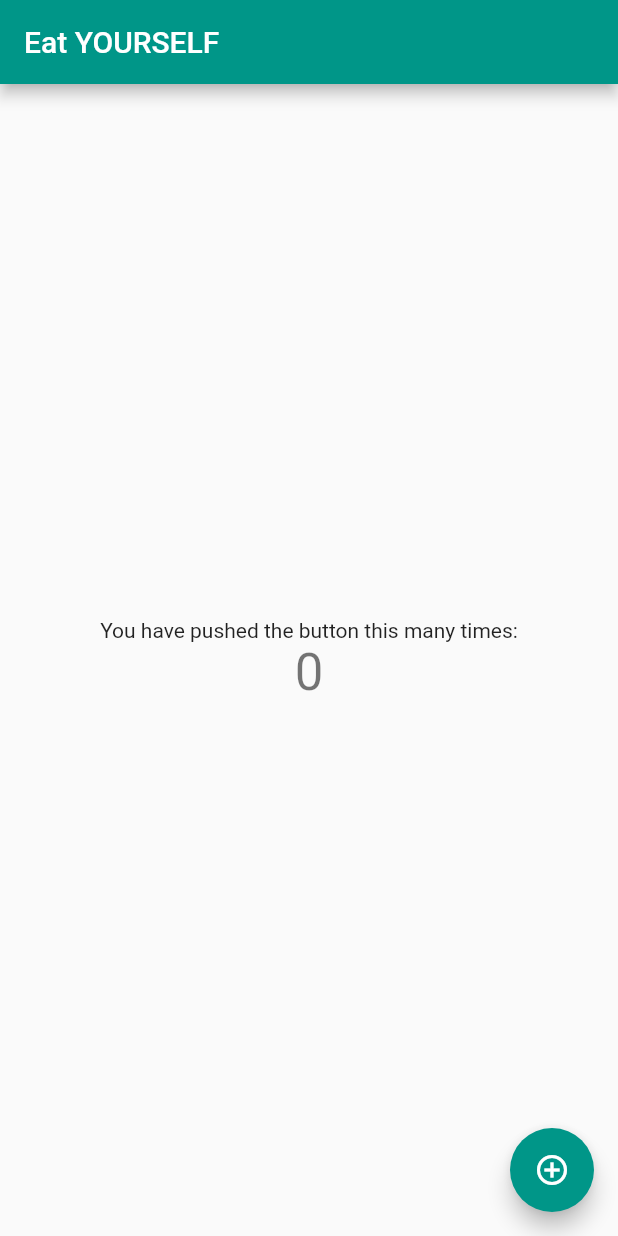
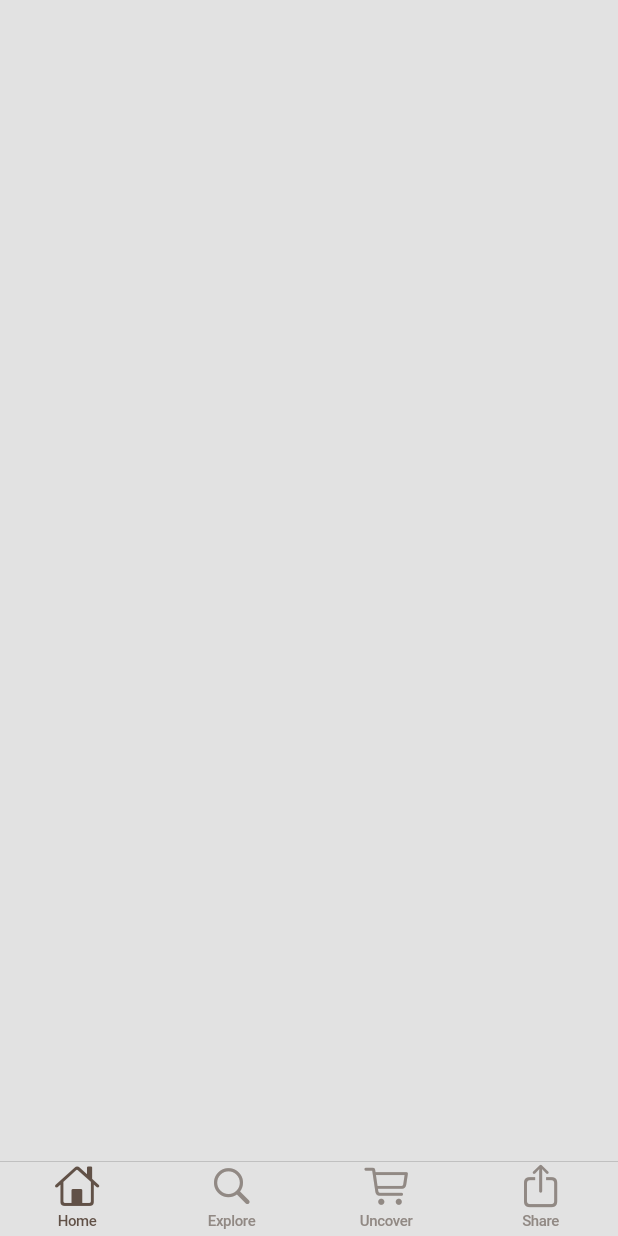
Before and after one commit to cyrsis/eatyourself, a Flutter app: the screen it shows after launch, on a phone screen of 412 x 824 dp. Run offline on Flutter 3.47's test engine with Material 2 defaults, Android fonts, the phone set to English and light mode, and no system bars; our stand-ins replace cloud_firestore; missing offline and left inert: flutter_webview_plugin; accounts and stored records are empty.

Commit message:
Working stage

```diff
--- a/lib/AppStyle/AppStyle.dart
+++ b/lib/AppStyle/AppStyle.dart
@@ -4,6 +4,7 @@ class AppStyle {
   static final String  = "";
 
   static get AppTheme => new ThemeData(
-    primarySwatch: Colors.teal,
+    backgroundColor: Colors.white,
+    primarySwatch: Colors.green,
   );
 }
--- /dev/null
+++ b/lib/Screens/HomeScreen.dart
@@ -0,0 +1,16 @@
+import 'package:flutter/material.dart';
+
+class HomeScreen extends StatelessWidget {
+  var statusBarHeight;
+
+  static var routeName ='\homescreen';
+
+
+  HomeScreen(this.statusBarHeight);
+
+
+  @override
+  Widget build(BuildContext context) {
+    return new Container();
+  }
+}
--- /dev/null
+++ b/lib/Screens/TabScreen.dart
@@ -0,0 +1,97 @@
+import 'dart:async';
+
+import 'package:eatyourself/Screens/HomeScreen.dart';
+import 'package:flutter/cupertino.dart';
+import 'package:flutter/material.dart';
+import 'package:flutter_webview_plugin/flutter_webview_plugin.dart';
+
+class TabScreen extends StatefulWidget {
+  @override
+  _TabScreenState createState() => new _TabScreenState();
+}
+
+class _TabScreenState extends State<TabScreen> {
+
+
+  @override
+  Widget build(BuildContext context) {
+    final double statusBarHeight = MediaQuery
+        .of(context)
+    .padding.top;
+    print(statusBarHeight);
+    return new WillPopScope(
+        // Prevent swipe popping of this page. Use explicit exit buttons on
+        // ly.
+        onWillPop: () => new Future<bool>.value(true),
+        child: new CupertinoTabScaffold(
+
+          tabBar: new CupertinoTabBar(
+            backgroundColor: Colors.transparent,
+            activeColor: const Color(0xFF615147),
+            inactiveColor: const Color(0xFF918984),
+            items: const <BottomNavigationBarItem>[
+              const BottomNavigationBarItem(
+                icon: const Icon(CupertinoIcons.home),
+                title: const Text('Home'),
+              ),
+              const BottomNavigationBarItem(
+                icon: const Icon(CupertinoIcons.search),
+                title: const Text('Explore'),
+              ),
+              const BottomNavigationBarItem(
+                icon: const Icon(CupertinoIcons.shopping_cart),
+                title: const Text('Uncover'),
+              ),
+              const BottomNavigationBarItem(
+                icon: const Icon(CupertinoIcons.share),
+                title: const Text('Share'),
+              ),
+            ],
+          ),
+          tabBuilder: (BuildContext context, int index) {
+            return new DefaultTextStyle(
+              style: const TextStyle(
+                fontFamily: '.SF UI Text',
+                fontSize: 17.0,
+                color: CupertinoColors.black,
+              ),
+              child: new CupertinoTabView(
+                routes: <String, WidgetBuilder>{
+                  // Set named routes
+                  HomeScreen.routeName: (BuildContext context) =>
+                      new HomeScreen(statusBarHeight),
+                  "/webview": (_) => new WebviewScaffold(
+                        url: "https://www.google.com",
+                        appBar: new AppBar(
+                          title: new Text("WebView"),
+                        ),
+                        withJavascript: true,
+                        withLocalStorage: true,
+                        withZoom: true,
+                      )
+                },
+                builder: (BuildContext context) {
+                  switch (index) {
+                    case 0:
+                      return new HomeScreen(statusBarHeight); //Home
+                      break;
+                    case 1:
+                      return new HomeScreen(statusBarHeight);
+                      break;
+                    case 2:
+                      return new HomeScreen(statusBarHeight);
+                      break;
+                    case 3:
+                      return new HomeScreen(statusBarHeight);
+                      break;
+                    default:
+                  }
+                },
+              ), //End of Child
+            );
+          },
+        )); //End of IOSTab
+  }
+
+
+}
--- a/lib/main.dart
+++ b/lib/main.dart
@@ -1,4 +1,5 @@
 import 'package:eatyourself/AppStyle/AppStyle.dart';
+import 'package:eatyourself/Screens/TabScreen.dart';
 import 'package:flutter/material.dart';
 
 void main() => runApp(new MyApp());
@@ -8,9 +9,11 @@ class MyApp extends StatelessWidget {
   @override
   Widget build(BuildContext context) {
     return new MaterialApp(
-      title: 'Flutter Demo',
+      debugShowCheckedModeBanner: false,
+      debugShowMaterialGrid: false,
+      title: 'Eat youself at Speed',
       theme: AppStyle.AppTheme,
-      home: new MyHomePage(title: 'Eat YOURSELF'),
+      home: TabScreen(),
     );
   }
 }
@@ -36,9 +39,6 @@ class _MyHomePageState extends State<MyHomePage> {
   @override
   Widget build(BuildContext context) {
     return new Scaffold(
-      appBar: new AppBar(
-        title: new Text(widget.title),
-      ),
       body: new Center(
         child: new Column(
           mainAxisAlignment: MainAxisAlignment.center,
@@ -53,11 +53,7 @@ class _MyHomePageState extends State<MyHomePage> {
           ],
         ),
       ),
-      floatingActionButton: new FloatingActionButton(
-        onPressed: _incrementCounter,
-        tooltip: 'Scanner Qr Code',
-        child: new Icon(Icons.add_circle_outline),
-      ), // This trailing comma makes auto-formatting nicer for build methods.
+      // This trailing comma makes auto-formatting nicer for build methods.
     );
   }
 }
```
Also changed, not shown: pubspec.yaml (+14 -2 lines), pubspec.lock, 5 other files.
